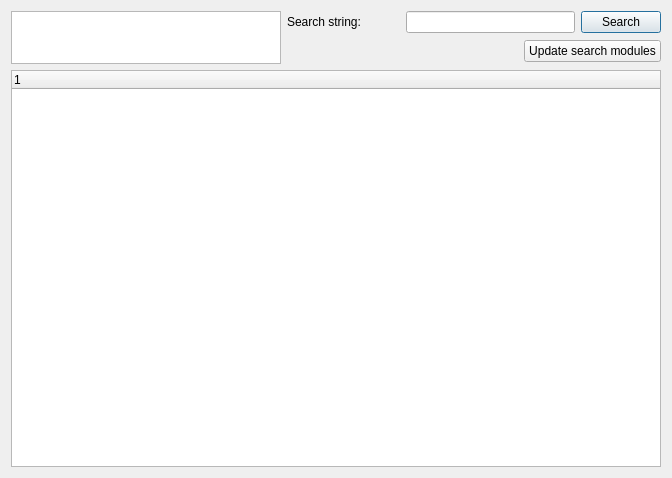
Above: TorrentSearch.ui from LubosD/fatrat before the change. Below: the same form after it.
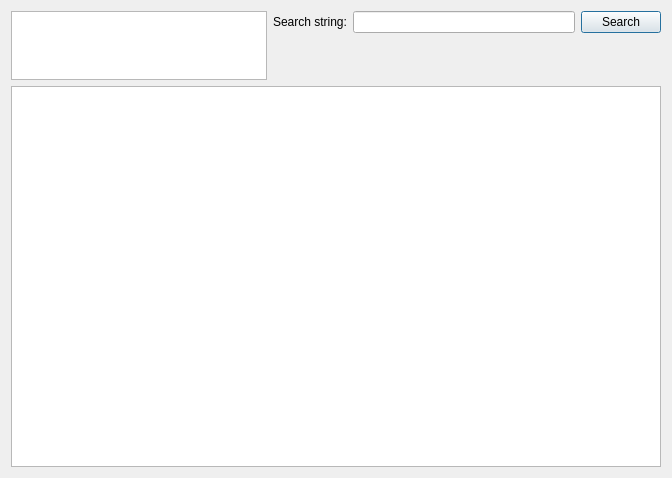
That is the form after the change.

Commit message: - Fixed bug #2 - BT search improvements - new BT search engine: Mininova

```diff
--- a/TorrentSearch.ui
+++ b/TorrentSearch.ui
@@ -9,14 +9,11 @@
     <height>478</height>
    </rect>
   </property>
-  <property name="windowTitle" >
-   <string>Form</string>
-  </property>
   <layout class="QGridLayout" >
    <item rowspan="2" row="0" column="0" >
     <widget class="QListWidget" name="listEngines" >
      <property name="sizePolicy" >
-      <sizepolicy vsizetype="Ignored" hsizetype="Expanding" >
+      <sizepolicy vsizetype="Ignored" hsizetype="Minimum" >
        <horstretch>0</horstretch>
        <verstretch>0</verstretch>
       </sizepolicy>
@@ -30,10 +27,10 @@
      </property>
     </widget>
    </item>
-   <item row="0" column="2" colspan="2" >
+   <item row="0" column="2" >
     <widget class="QLineEdit" name="lineExpr" />
    </item>
-   <item row="0" column="4" >
+   <item row="0" column="3" >
     <widget class="QPushButton" name="pushSearch" >
      <property name="text" >
       <string>Search</string>
@@ -46,33 +43,39 @@
      </property>
     </widget>
    </item>
-   <item row="1" column="1" colspan="2" >
+   <item row="1" column="2" >
     <spacer>
      <property name="orientation" >
-      <enum>Qt::Horizontal</enum>
+      <enum>Qt::Vertical</enum>
+     </property>
+     <property name="sizeType" >
+      <enum>QSizePolicy::Fixed</enum>
      </property>
      <property name="sizeHint" >
       <size>
-       <width>231</width>
-       <height>25</height>
+       <width>20</width>
+       <height>41</height>
       </size>
      </property>
     </spacer>
    </item>
-   <item row="1" column="3" colspan="2" >
-    <widget class="QPushButton" name="pushButton_2" >
-     <property name="text" >
-      <string>Update search modules</string>
-     </property>
-    </widget>
-   </item>
-   <item row="2" column="0" colspan="5" >
+   <item row="2" column="0" colspan="4" >
     <widget class="QTreeWidget" name="treeResults" >
-     <column>
-      <property name="text" >
-       <string>1</string>
-      </property>
-     </column>
+     <property name="rootIsDecorated" >
+      <bool>false</bool>
+     </property>
+     <property name="uniformRowHeights" >
+      <bool>true</bool>
+     </property>
+     <property name="sortingEnabled" >
+      <bool>true</bool>
+     </property>
+     <property name="allColumnsShowFocus" >
+      <bool>true</bool>
+     </property>
+     <property name="columnCount" >
+      <number>0</number>
+     </property>
     </widget>
    </item>
   </layout>
```
Left out of the diff: 19 changed lines with no effect on the pictures. The commit also changes 14 other files.
